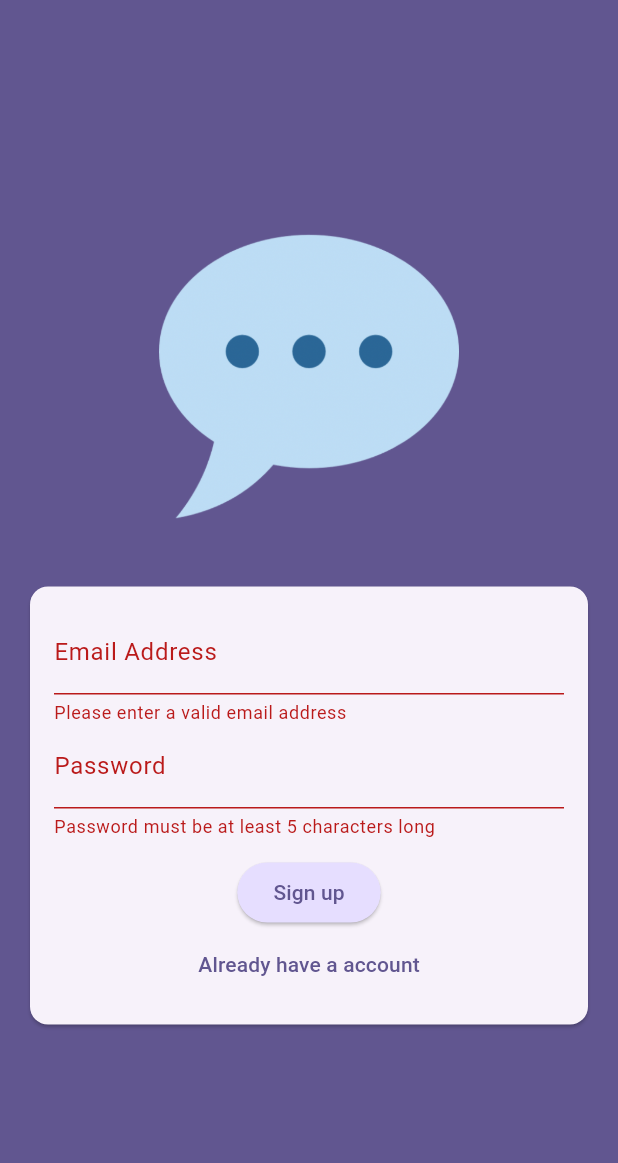
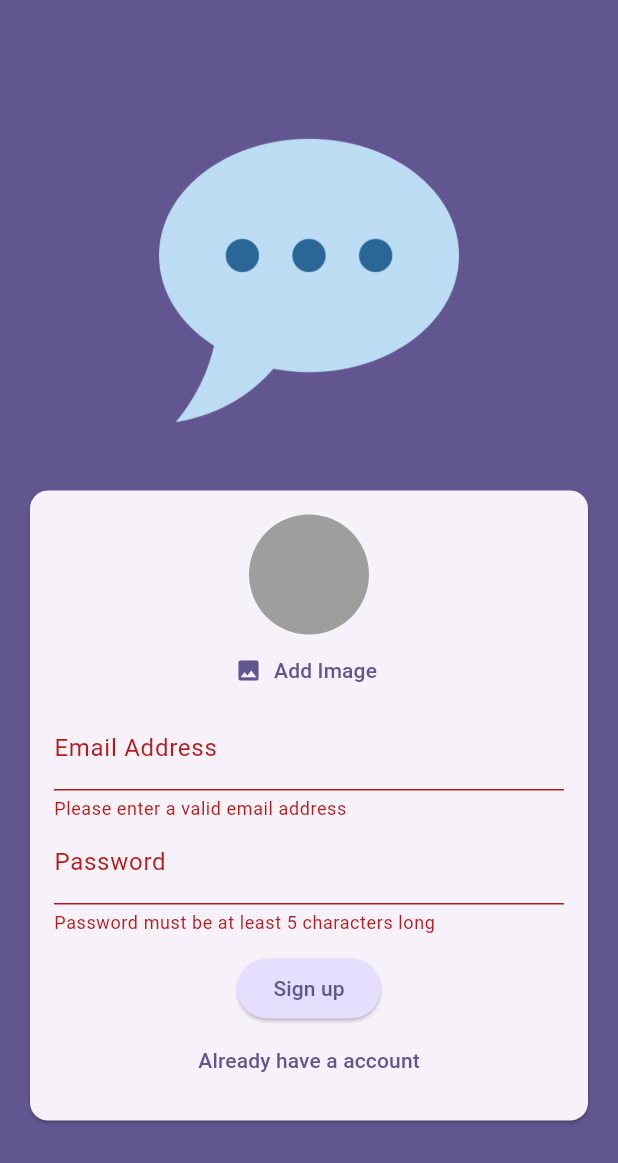
Before and after one commit to Aarushi0010/Chat-App, a Flutter app: the screen it shows after launch, after a tap on "Login", after a tap on "create an account", on a phone screen of 412 x 824 dp. Shown: the top 1163 px of the screen. Run offline on Flutter 3.47's test engine with Material 3 defaults, Android fonts, the phone set to English and light mode, and no system bars; our stand-ins replace firebase_auth, firebase_core, image_picker; accounts and stored records are empty.

Commit message:
add image option added

```diff
--- a/lib/screens/auth_screen.dart
+++ b/lib/screens/auth_screen.dart
@@ -1,3 +1,4 @@
+import 'package:chat_app/widgets/user_image.dart';
 import 'package:flutter/material.dart';
 import 'package:firebase_auth/firebase_auth.dart';
 
@@ -77,6 +78,7 @@ class _AuthScreenState extends State<AuthScreen> {
                       child: Column(
                         mainAxisSize: MainAxisSize.min,
                         children: [
+                          if (!_isLogin) const UserImagePicker(),
                           TextFormField(
                             decoration: const InputDecoration(
                               labelText: 'Email Address',
--- /dev/null
+++ b/lib/widgets/user_image.dart
@@ -0,0 +1,48 @@
+import 'package:flutter/material.dart';
+import 'package:image_picker/image_picker.dart';
+import 'dart:io';
+
+class UserImagePicker extends StatefulWidget {
+  const UserImagePicker({super.key});
+
+  @override
+  State<UserImagePicker> createState() => _UserImagePickerState();
+}
+
+class _UserImagePickerState extends State<UserImagePicker> {
+  File? _pickedImageFile;
+
+  void _pickImage() async {
+    final pickedImage = await ImagePicker().pickImage(
+      source: ImageSource.gallery,
+      imageQuality: 50,
+      maxWidth: 150,
+    );
+
+    if (pickedImage == null) {
+      return;
+    }
+    setState(() {
+      _pickedImageFile = File(pickedImage.path);
+    });
+  }
+
+  @override
+  Widget build(BuildContext context) {
+    return Column(
+      children: [
+        CircleAvatar(
+          radius: 40,
+          backgroundColor: Colors.grey,
+          foregroundImage:
+              _pickedImageFile != null ? FileImage(_pickedImageFile!) : null,
+        ),
+        TextButton.icon(
+          onPressed: _pickImage,
+          icon: const Icon(Icons.image),
+          label: const Text('Add Image'),
+        )
+      ],
+    );
+  }
+}
--- a/pubspec.yaml
+++ b/pubspec.yaml
@@ -35,6 +35,7 @@ dependencies:
   firebase_storage: ^12.2.0
   flutter:
     sdk: flutter
+  image_picker: ^1.1.2
 
 dev_dependencies:
   flutter_lints: ^3.0.0
```
Also changed, not shown: pubspec.lock, 5 other files.
